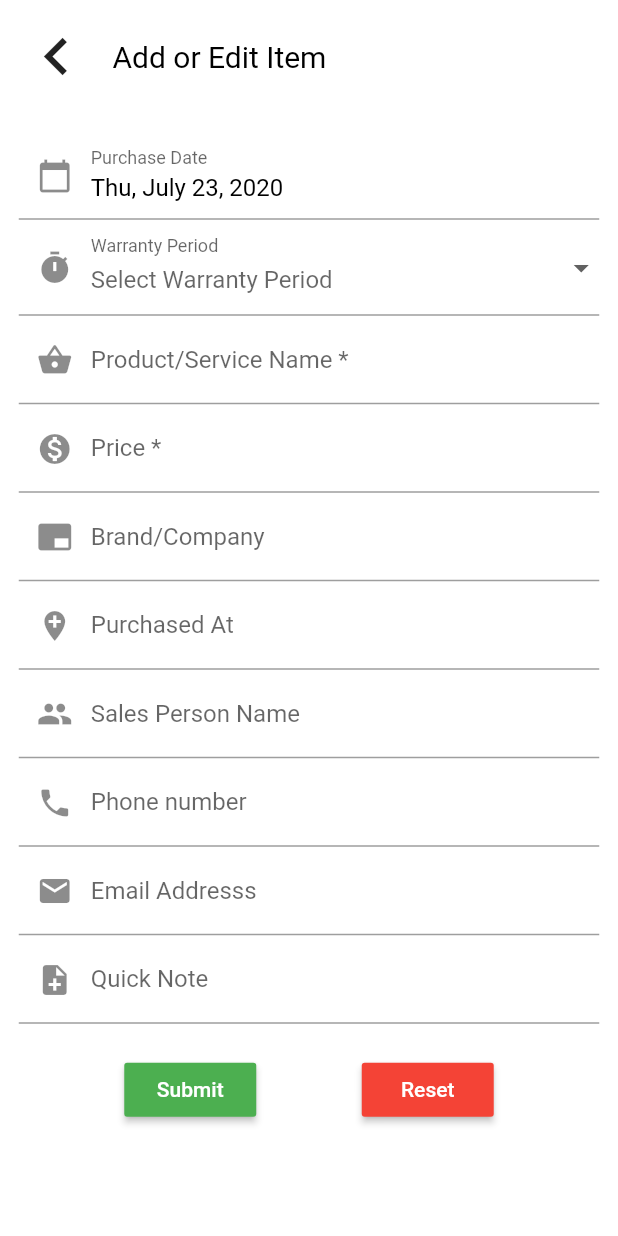
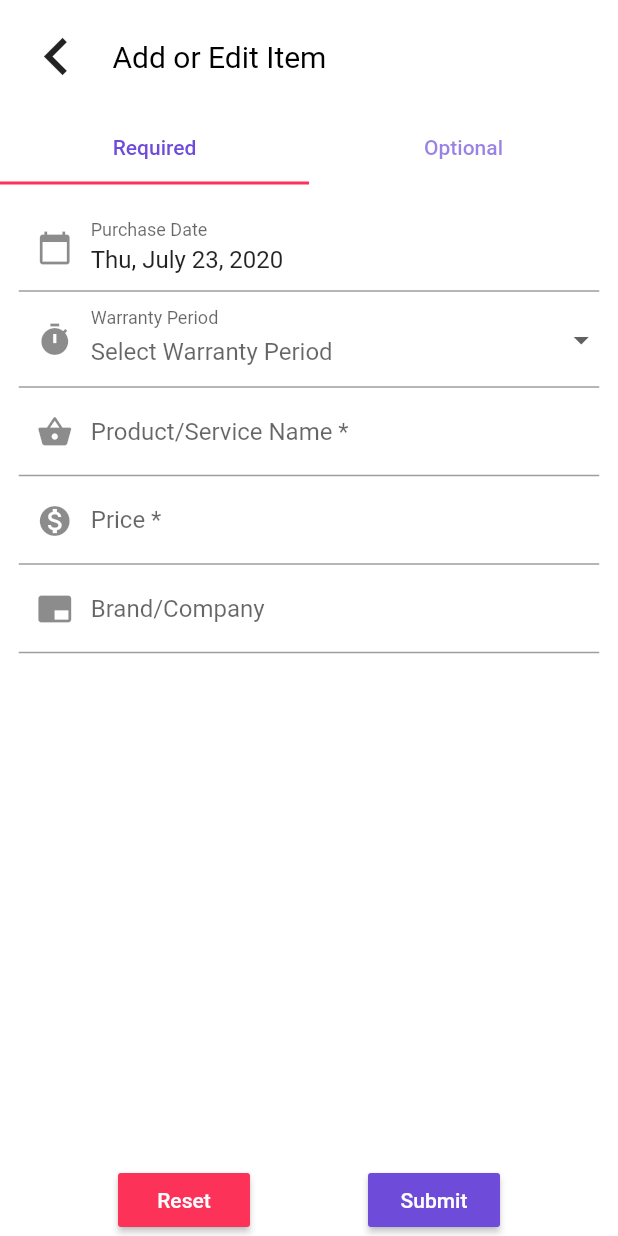
Before and after one commit to Aravin/WarrantyManager, a Flutter app: the screen it shows after launch, after a tap on the "add" icon, on a phone screen of 412 x 824 dp. Run offline on Flutter 3.47's test engine with Material 2 defaults, Android fonts, the phone set to English and light mode, and no system bars; drawn by our look-alikes of flutter_form_builder; our stand-ins replace sqflite; accounts and stored records are empty.

Commit message:
Added Tab for Form

```diff
--- a/lib/contants.dart
+++ b/lib/contants.dart
@@ -18,3 +18,6 @@ var warrantyPeriods = [
   '9 Year',
   '10 Year'
 ];
+
+const primaryColor = Color(0xFFFC3259);
+const secondaryCOlor = Color(0xFF6E4BD9);
--- a/lib/database/connection.dart
+++ b/lib/database/connection.dart
@@ -8,7 +8,7 @@ final Future<Database> database = getDatabasesPath().then((String path) {
     // When the database is first created, create a table to store
     onCreate: (db, version) async {
       return db.execute(
-        "CREATE TABLE product(id INTEGER PRIMARY KEY, name TEXT, price REAL, purchaseDate TEXT, warrantyPeriod TEXT, warrantyEndDate TEXT, purchasedAt TEXT, brand TEXT, salesPerson TEXT, phone TEXT, email TEXT, notes TEXT )",
+        "CREATE TABLE product(id INTEGER PRIMARY KEY, name TEXT, price REAL, purchaseDate TEXT, warrantyPeriod TEXT, warrantyEndDate TEXT, purchasedAt TEXT, company TEXT, salesPerson TEXT, phone TEXT, email TEXT, notes TEXT )",
       );
     },
     version: 1,
--- a/lib/main.dart
+++ b/lib/main.dart
@@ -11,7 +11,7 @@ class Main extends StatelessWidget {
   @override
   Widget build(BuildContext context) {
     return MaterialApp(
-      theme: ThemeData().copyWith(
+      theme: ThemeData(
         // primarySwatch: Colors.black,
         // This makes the visual density adapt to the platform that you run
         // the app on. For desktop platforms, the controls will be smaller and
--- a/lib/screens/add.dart
+++ b/lib/screens/add.dart
@@ -61,7 +61,6 @@ class _AddItemState extends State<AddItem> {
               ],
             ),
             Expanded(
-              child: Scrollbar(
               child: FormBuilder(
                 key: _fbKey,
                 initialValue: {
@@ -83,24 +82,41 @@ class _AddItemState extends State<AddItem> {
                   'notes': widget.isUpdate ? widget.product?.notes : '',
                 },
                 autovalidate: false,
-                  child: ListView(
+                child: Column(
+                  children: <Widget>[
+                    Expanded(
+                      child: DefaultTabController(
+                        length: 2,
+                        child: Scaffold(
+                          appBar: TabBar(
+                            indicatorColor: primaryColor,
+                            labelColor: secondaryCOlor,
+                            tabs: [
+                              Tab(text: 'Required'),
+                              Tab(text: 'Optional'),
+                              // Tab(text: 'Images'),
+                            ],
+                          ),
+                          body: TabBarView(
+                            children: [
+                              ListView(
                                 padding: appEdgeInsets,
                                 children: <Widget>[
                                   FormBuilderDateTimePicker(
                                     attribute: "purchaseDate",
                                     textInputAction: TextInputAction.next,
-                        validators: [FormBuilderValidators.required()],
+                                    validators: [
+                                      FormBuilderValidators.required()
+                                    ],
                                     inputType: InputType.date,
                                     format: DateFormat("EEE, MMMM d, yyyy"),
                                     decoration: InputDecoration(
                                       labelText: "Purchase Date",
                                       prefixIcon: Icon(Icons.calendar_today),
                                     ),
-                        style: TextStyle(
-                          color: Colors.black,
-                        ),
                                     onEditingComplete: () =>
-                            FocusScope.of(context).requestFocus(priceFocus),
+                                        FocusScope.of(context)
+                                            .requestFocus(priceFocus),
                                   ),
                                   FormBuilderDropdown(
                                     attribute: "warranty",
@@ -111,124 +127,122 @@ class _AddItemState extends State<AddItem> {
                                     ),
                                     // initialValue: 'Male',
                                     hint: Text('Select Warranty Period'),
-                        validators: [FormBuilderValidators.required()],
+                                    validators: [
+                                      FormBuilderValidators.required()
+                                    ],
                                     items: warrantyPeriods
                                         .map((period) => DropdownMenuItem(
                                             value: period,
-                                child: Text(
-                                  "$period",
-                                  style: TextStyle(color: Colors.black),
-                                )))
+                                            child: Text("$period")))
                                         .toList(),
                                   ),
                                   FormBuilderTextField(
                                     attribute: 'product',
                                     focusNode: productFocus,
-                        validators: [FormBuilderValidators.required()],
+                                    validators: [
+                                      FormBuilderValidators.required()
+                                    ],
                                     textInputAction: TextInputAction.next,
-                        style: TextStyle(
-                          color: Colors.black,
-                        ),
                                     decoration: const InputDecoration(
                                       prefixIcon: Icon(Icons.shopping_basket),
                                       hintText: 'Product/Service Name ?',
                                       labelText: 'Product/Service Name *',
                                     ),
                                     onEditingComplete: () =>
-                            FocusScope.of(context).requestFocus(priceFocus),
+                                        FocusScope.of(context)
+                                            .requestFocus(priceFocus),
                                   ),
                                   FormBuilderTextField(
                                     attribute: 'price',
                                     focusNode: priceFocus,
                                     keyboardType: TextInputType.number,
                                     textInputAction: TextInputAction.next,
-                        validators: [FormBuilderValidators.required()],
-                        style: TextStyle(
-                          color: Colors.black,
-                        ),
+                                    validators: [
+                                      FormBuilderValidators.required()
+                                    ],
                                     decoration: const InputDecoration(
                                       prefixIcon: Icon(Icons.monetization_on),
                                       hintText: 'Total Bill Amount ?',
                                       labelText: 'Price *',
                                     ),
                                     onEditingComplete: () =>
-                            FocusScope.of(context).requestFocus(companyFocus),
+                                        FocusScope.of(context)
+                                            .requestFocus(companyFocus),
                                   ),
                                   FormBuilderTextField(
                                     attribute: 'company',
                                     focusNode: companyFocus,
                                     textInputAction: TextInputAction.next,
-                        style: TextStyle(
-                          color: Colors.black,
-                        ),
                                     decoration: const InputDecoration(
-                          prefixIcon: Icon(Icons.branding_watermark),
+                                      prefixIcon:
+                                          Icon(Icons.branding_watermark),
                                       hintText: 'Company or Brand Name?',
                                       labelText: 'Brand/Company',
                                     ),
-                        onEditingComplete: () => FocusScope.of(context)
+                                    onEditingComplete: () =>
+                                        FocusScope.of(context)
                                             .requestFocus(purchasedAtFocus),
                                   ),
+                                ],
+                              ),
+                              ListView(
+                                padding: appEdgeInsets,
+                                children: <Widget>[
                                   FormBuilderTextField(
                                     attribute: 'purchasedAt',
                                     focusNode: purchasedAtFocus,
                                     textInputAction: TextInputAction.next,
-                        style: TextStyle(
-                          color: Colors.black,
-                        ),
                                     decoration: const InputDecoration(
                                       prefixIcon: Icon(Icons.add_location),
                                       hintText: 'Where did you purchase?',
                                       labelText: 'Purchased At',
                                     ),
-                        onEditingComplete: () => FocusScope.of(context)
+                                    onEditingComplete: () =>
+                                        FocusScope.of(context)
                                             .requestFocus(salesPersonFocus),
                                   ),
                                   FormBuilderTextField(
                                     attribute: 'salesPerson',
                                     focusNode: salesPersonFocus,
                                     textInputAction: TextInputAction.next,
-                        style: TextStyle(
-                          color: Colors.black,
-                        ),
                                     decoration: const InputDecoration(
                                       prefixIcon: Icon(Icons.people),
-                          hintText: 'Do you remember sales person name?',
+                                      hintText:
+                                          'Do you remember sales person name?',
                                       labelText: 'Sales Person Name',
                                     ),
                                     onEditingComplete: () =>
-                            FocusScope.of(context).requestFocus(phoneFocus),
+                                        FocusScope.of(context)
+                                            .requestFocus(phoneFocus),
                                   ),
                                   FormBuilderTextField(
                                     attribute: 'phone',
                                     keyboardType: TextInputType.number,
                                     focusNode: phoneFocus,
                                     textInputAction: TextInputAction.next,
-                        style: TextStyle(
-                          color: Colors.black,
-                        ),
                                     decoration: const InputDecoration(
                                       prefixIcon: Icon(Icons.phone),
-                          hintText: 'Contact number, i.e customer care number',
+                                      hintText:
+                                          'Contact number, i.e customer care number',
                                       labelText: 'Phone number',
                                     ),
                                     onEditingComplete: () =>
-                            FocusScope.of(context).requestFocus(emailFocus),
+                                        FocusScope.of(context)
+                                            .requestFocus(emailFocus),
                                   ),
                                   FormBuilderTextField(
                                     attribute: 'email',
                                     focusNode: emailFocus,
                                     textInputAction: TextInputAction.next,
-                        style: TextStyle(
-                          color: Colors.black,
-                        ),
                                     decoration: const InputDecoration(
                                       prefixIcon: Icon(Icons.email),
-                          hintText: 'Customer Service E-Mail Address',
+                                      hintText:
+                                          'Customer Service E-Mail Address',
                                       labelText: 'Email Addresss',
                                     ),
                                     onEditingComplete: () =>
-                            FocusScope.of(context).requestFocus(notesFocus),
+                                        FocusScope.of(context)
+                                            .requestFocus(notesFocus),
                                   ),
                                   FormBuilderTextField(
                                     focusNode: notesFocus,
@@ -236,13 +250,43 @@ class _AddItemState extends State<AddItem> {
                                     keyboardType: TextInputType.multiline,
                                     attribute: 'notes',
                                     textInputAction: TextInputAction.done,
-                        style: TextStyle(
-                          color: Colors.black,
-                        ),
                                     decoration: const InputDecoration(
                                       prefixIcon: Icon(Icons.note_add),
-                          hintText: 'Any other additional information',
+                                      hintText:
+                                          'Any other additional information',
                                       labelText: 'Quick Note',
+                                    ),
+                                  ),
+                                ],
+                              ),
+                              // ListView(
+                              //   children: <Widget>[
+                              //     FormBuilderImagePicker(
+                              //       attribute: 'imgBill',
+                              //       decoration: const InputDecoration(
+                              //         labelText: 'Purchased Bill/Receipt',
+                              //       ),
+                              //     ),
+                              //     FormBuilderImagePicker(
+                              //       attribute: 'imgWarranty',
+                              //       decoration: const InputDecoration(
+                              //         hintText: 'Where did you purchase?',
+                              //         labelText: 'Warraty Copy',
+                              //       ),
+                              //     ),
+                              //     FormBuilderImagePicker(
+                              //       attribute: 'imgAdditional',
+                              //       decoration: const InputDecoration(
+                              //         hintText: 'Where did you purchase?',
+                              //         labelText:
+                              //             'Any Other Additional Information',
+                              //       ),
+                              //     ),
+                              //   ],
+                              // ),
+                            ],
+                          ),
+                        ),
                       ),
                     ),
                     SizedBox(
@@ -252,7 +296,15 @@ class _AddItemState extends State<AddItem> {
                       mainAxisAlignment: MainAxisAlignment.spaceEvenly,
                       children: <Widget>[
                         MaterialButton(
-                            color: Colors.green,
+                          color: primaryColor,
+                          textColor: Colors.white,
+                          child: Text("Reset"),
+                          onPressed: () {
+                            _fbKey.currentState.reset();
+                          },
+                        ),
+                        MaterialButton(
+                          color: secondaryCOlor,
                           textColor: Colors.white,
                           child: Text("Submit"),
                           onPressed: () async {
@@ -340,18 +392,9 @@ class _AddItemState extends State<AddItem> {
                             }
                           },
                         ),
-                          MaterialButton(
-                            color: Colors.red,
-                            textColor: Colors.white,
-                            child: Text("Reset"),
-                            onPressed: () {
-                              _fbKey.currentState.reset();
-                            },
-                          ),
                       ],
                     ),
                   ],
-                  ),
                 ),
               ),
             ),
--- a/lib/screens/home.dart
+++ b/lib/screens/home.dart
@@ -69,7 +69,6 @@ class _HomeState extends State<Home> {
             Container(
               margin: appEdgeInsets,
               height: 100.0,
-              color: Colors.white,
               child: Row(
                 children: <Widget>[
                   Expanded(
@@ -188,10 +187,8 @@ class _HomeState extends State<Home> {
                 ],
               ),
             ),
-            Container(
-              child: SizedBox(
-                height: 7.0,
-              ),
+            SizedBox(
+              height: 7.0,
             ),
             Container(
               padding: EdgeInsets.all(7.5),
@@ -372,17 +369,11 @@ class _ProductListWidgetState extends State<ProductListWidget> {
                           <PopupMenuEntry<List<String>>>[
                         PopupMenuItem<List<String>>(
                           value: ['edit', widget.product.id.toString()],
-                          child: Text(
-                            'Edit',
-                            style: TextStyle(color: Colors.black),
-                          ),
+                          child: Text('Edit'),
                         ),
                         PopupMenuItem<List<String>>(
                           value: ['delete', widget.product.id.toString()],
-                          child: Text(
-                            'Delete',
-                            style: TextStyle(color: Colors.black),
-                          ),
+                          child: Text('Delete'),
                         ),
                       ],
                     ),
```
Lines whose indentation alone changed are shown as unchanged.
